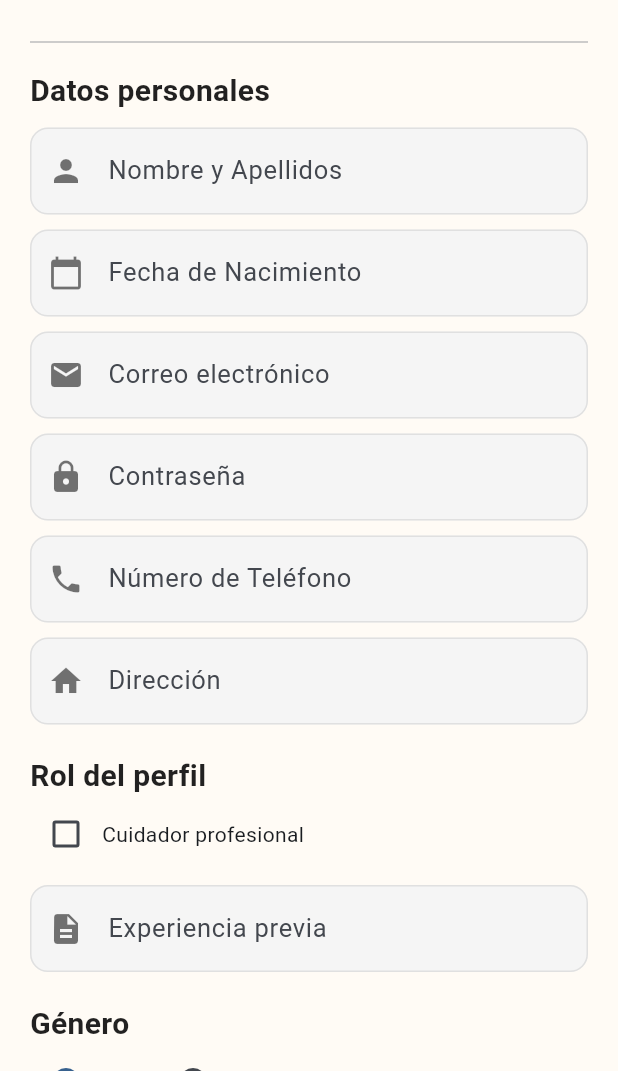
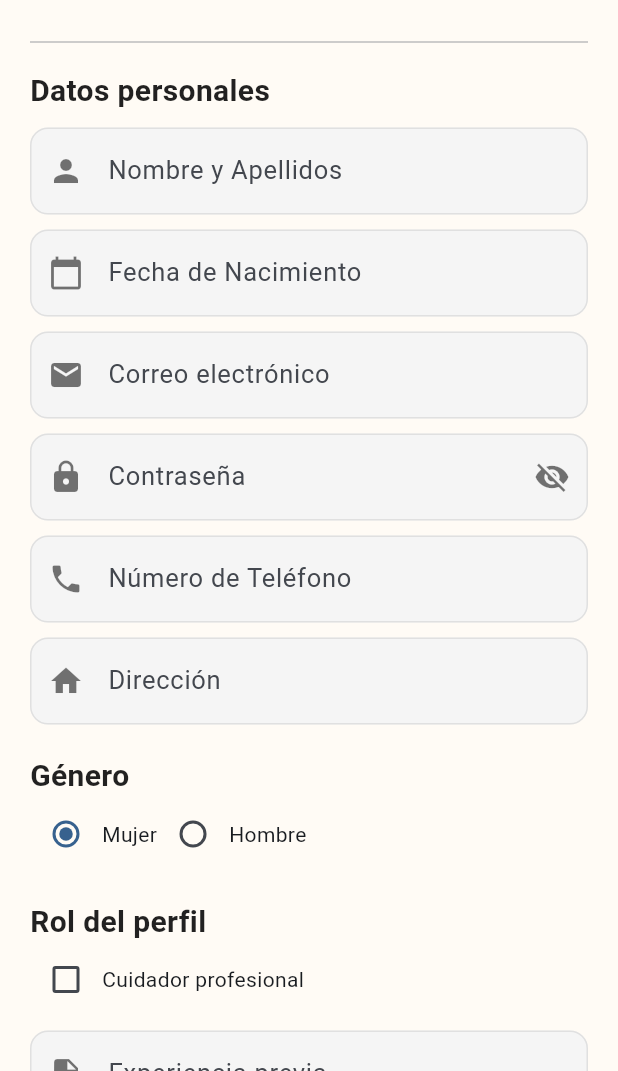
Before and after one commit to gisebel/NestCure, a Flutter app: the RegisterPage screen opened directly, on a phone screen of 412 x 824 dp, the part 165-1236 px from its top. Run offline on Flutter 3.47's test engine with Material 3 defaults, Android fonts, the phone set to English and light mode, and no system bars; our stand-ins replace cloud_firestore, file_picker, firebase_auth, firebase_core, firebase_storage, pdf and 1 more; accounts and stored records are empty.

Commit message:
#1 verificar correo al registrarse + #2 olvidar contraseña

```diff
--- a/lib/profile.dart
+++ b/lib/profile.dart
@@ -159,7 +159,6 @@ class _ProfileWidgetState extends State<ProfileWidget> {
                             "Eliminar cuenta",
                             style: TextStyle(
                               color: Colors.red,
-                              fontWeight: FontWeight.bold,
                             ),
                           ),
                           leading: const Icon(
--- a/lib/sign_in.dart
+++ b/lib/sign_in.dart
@@ -23,12 +23,13 @@ class _RegisterPageState extends State<RegisterPage> {
   final TextEditingController _correuController = TextEditingController();
   final TextEditingController _contrasenaController = TextEditingController();
   final TextEditingController _experienciaPreviaController = TextEditingController();
-  final TextEditingController _telefonoController = TextEditingController();  // Nuevo campo
-  final TextEditingController _direccionController = TextEditingController();  // Nuevo campo
+  final TextEditingController _telefonoController = TextEditingController();
+  final TextEditingController _direccionController = TextEditingController();
 
   DateTime? _selectedDate;
   bool _esCuidadorPersonal = false;
-  String _genero = 'Mujer';  // Variable para almacenar el género seleccionado
+  String _genero = 'Mujer';
+  bool _isPasswordVisible = false;
 
   Future<void> _selectDate(BuildContext context) async {
     final DateTime? picked = await showDatePicker(
@@ -45,7 +46,7 @@ class _RegisterPageState extends State<RegisterPage> {
     }
   }
 
-  Future<bool> _isEmailRegistered(String email) async {
+  Future<bool> isEmailRegistered(String email) async {
     try {
       final QuerySnapshot result = await FirebaseFirestore.instance
           .collection('usuarios')
@@ -118,12 +119,7 @@ class _RegisterPageState extends State<RegisterPage> {
               icon: Icons.email,
             ),
             SizedBox(height: 10.0),
-            _buildTextField(
-              controller: _contrasenaController,
-              labelText: 'Contraseña',
-              icon: Icons.lock,
-              isObscure: true,
-            ),
+            _buildPasswordField(),
             SizedBox(height: 10.0),
             _buildTextField(
               controller: _telefonoController,
@@ -135,34 +131,6 @@ class _RegisterPageState extends State<RegisterPage> {
               controller: _direccionController,
               labelText: 'Dirección',
               icon: Icons.home,
-            ),
-            SizedBox(height: 20.0),
-            Text(
-              'Rol del perfil',
-              style: TextStyle(
-                fontSize: 20.0,
-                fontWeight: FontWeight.bold,
-                color: Colors.black87,
-              ),
-            ),
-            Row(
-              children: [
-                Checkbox(
-                  value: _esCuidadorPersonal,
-                  onChanged: (bool? value) {
-                    setState(() {
-                      _esCuidadorPersonal = value ?? false;
-                    });
-                  },
-                ),
-                Text('Cuidador profesional'),
-              ],
-            ),
-            SizedBox(height: 10.0),
-            _buildTextField(
-              controller: _experienciaPreviaController,
-              labelText: 'Experiencia previa',
-              icon: Icons.description,
             ),
             SizedBox(height: 20.0),
             Text(
@@ -206,6 +174,34 @@ class _RegisterPageState extends State<RegisterPage> {
               ],
             ),
             SizedBox(height: 20.0),
+            Text(
+              'Rol del perfil',
+              style: TextStyle(
+                fontSize: 20.0,
+                fontWeight: FontWeight.bold,
+                color: Colors.black87,
+              ),
+            ),
+            Row(
+              children: [
+                Checkbox(
+                  value: _esCuidadorPersonal,
+                  onChanged: (bool? value) {
+                    setState(() {
+                      _esCuidadorPersonal = value ?? false;
+                    });
+                  },
+                ),
+                Text('Cuidador profesional'),
+              ],
+            ),
+            SizedBox(height: 10.0),
+            _buildTextField(
+              controller: _experienciaPreviaController,
+              labelText: 'Experiencia previa',
+              icon: Icons.description,
+            ),
+            SizedBox(height: 20.0),
             Row(
               mainAxisAlignment: MainAxisAlignment.spaceBetween,
               children: [
@@ -233,19 +229,28 @@ class _RegisterPageState extends State<RegisterPage> {
                     String contrasena = _contrasenaController.text;
                     String experienciaPrevia = _experienciaPreviaController.text;
                     bool esCuidadorPersonal = _esCuidadorPersonal;
-                    String telefono = _telefonoController.text;  // Nuevo campo
-                    String direccion = _direccionController.text; // Nuevo campo
+                    String telefono = _telefonoController.text;
+                    String direccion = _direccionController.text;
 
                     if (nomCognoms.isNotEmpty &&
                         dataNaixement != null &&
                         correu.isNotEmpty &&
                         contrasena.isNotEmpty) {
                       try {
-                        UserCredential userCredential =
-                            await FirebaseAuth.instance.createUserWithEmailAndPassword(
+                        bool emailRegistered = await isEmailRegistered(correu);
+                        if (emailRegistered) {
+                          ScaffoldMessenger.of(context).showSnackBar(
+                            SnackBar(content: Text('Este correo electrónico ya está registrado')),
+                          );
+                          return;
+                        }
+
+                        UserCredential userCredential = await FirebaseAuth.instance.createUserWithEmailAndPassword(
                           email: correu,
                           password: contrasena,
                         );
+
+                        await userCredential.user!.sendEmailVerification();
 
                         Usuari newUser = Usuari(
                           nomCognoms: nomCognoms,
@@ -272,8 +277,8 @@ class _RegisterPageState extends State<RegisterPage> {
                           },
                           certificats: [],
                           genero: _genero,
-                          telefono: telefono,  // Nuevo campo
-                          direccion: direccion, // Nuevo campo
+                          telefono: telefono,
+                          direccion: direccion,
                         );
 
                         await FirebaseFirestore.instance
@@ -336,6 +341,39 @@ class _RegisterPageState extends State<RegisterPage> {
     );
   }
 
+  Widget _buildPasswordField() {
+    return TextField(
+      controller: _contrasenaController,
+      obscureText: !_isPasswordVisible,
+      decoration: InputDecoration(
+        labelText: 'Contraseña',
+        prefixIcon: Icon(Icons.lock, color: Colors.black54),
+        border: OutlineInputBorder(borderRadius: BorderRadius.circular(12.0)),
+        filled: true,
+        fillColor: Colors.grey.shade100,
+        enabledBorder: OutlineInputBorder(
+          borderRadius: BorderRadius.circular(12.0),
+          borderSide: BorderSide(color: Colors.grey.shade300),
+        ),
+        focusedBorder: OutlineInputBorder(
+          borderRadius: BorderRadius.circular(12.0),
+          borderSide: BorderSide(color: Colors.blue.shade300),
+        ),
+        suffixIcon: IconButton(
+          icon: Icon(
+            _isPasswordVisible ? Icons.visibility : Icons.visibility_off,
+            color: Colors.black54,
+          ),
+          onPressed: () {
+            setState(() {
+              _isPasswordVisible = !_isPasswordVisible;  // Alternar visibilidad
+            });
+          },
+        ),
+      ),
+    );
+  }
+
   Widget _buildTextField({
     required TextEditingController controller,
     required String labelText,
```
Also changed, not shown: lib/login.dart (+57 -1 lines).
